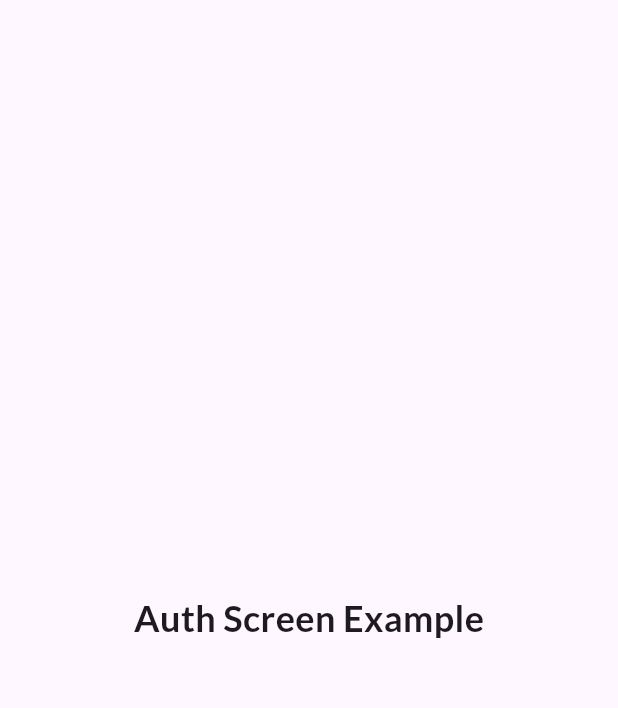
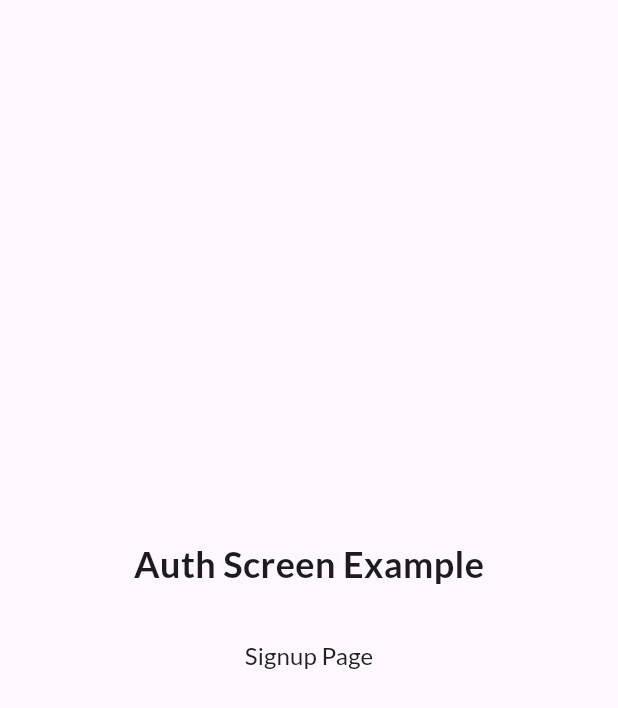
Before and after one commit to bhawesh2002/auth_screens, a Flutter app: the screen it shows after launch, on a phone screen of 412 x 824 dp. Shown: the top 708 px of the screen. Run offline on Flutter 3.47's test engine with Material 3 defaults, Android fonts, the phone set to English and light mode, and no system bars; our stand-ins replace firebase_core, google_fonts; accounts and stored records are empty; generated files the repository leaves out were written again.

Commit message:
feat: Add SignUp button to home page

```diff
--- a/lib/pages/home.dart
+++ b/lib/pages/home.dart
@@ -1,3 +1,4 @@
+import 'package:auth_screens/pages/signup.dart';
 import 'package:flutter/material.dart';
 
 class HomePage extends StatelessWidget {
@@ -5,15 +6,42 @@ class HomePage extends StatelessWidget {
 
   @override
   Widget build(BuildContext context) {
-    return const SafeArea(
+    return SafeArea(
         child: Scaffold(
       body: Center(
-        child: Text(
-          "Auth Screen Example",
-          style: TextStyle(
-            fontSize: 24,
-            fontWeight: FontWeight.bold,
-          ),
+        child: Column(
+          mainAxisAlignment: MainAxisAlignment.center,
+          children: [
+            const Text(
+              "Auth Screen Example",
+              style: TextStyle(
+                fontSize: 24,
+                fontWeight: FontWeight.bold,
+              ),
+            ),
+            const SizedBox.square(
+              dimension: 16,
+            ),
+            TextButton(
+              onPressed: () {
+                Navigator.of(context).push(
+                  MaterialPageRoute(
+                    builder: (context) => const SignUp(),
+                  ),
+                );
+              },
+              style: TextButton.styleFrom(
+                padding: const EdgeInsets.symmetric(
+                  horizontal: 24,
+                  vertical: 16,
+                ),
+              ),
+              child: Text(
+                "Signup Page",
+                style: TextStyle(color: Colors.grey.shade900, fontSize: 16),
+              ),
+            )
+          ],
         ),
       ),
     ));
```
